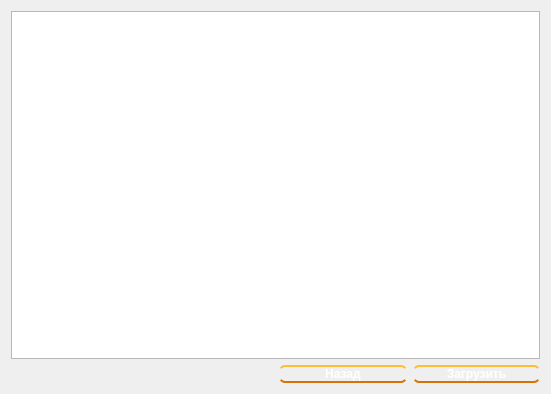
This is RGI/loadwindow.ui in Rasseki-Studios/rasseki.game as Qt 5 draws it before an edit. The edited form follows.
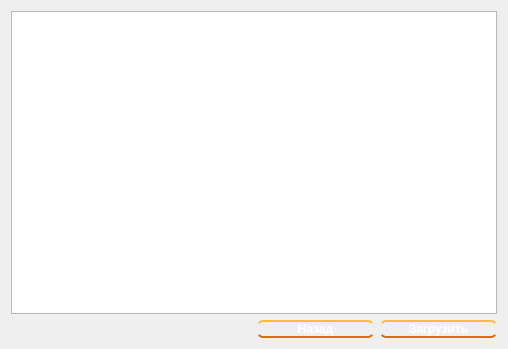
This is the edited form. Icons and pictures are not drawn.

```diff
--- a/RGI/loadwindow.ui
+++ b/RGI/loadwindow.ui
@@ -6,8 +6,8 @@
    <rect>
     <x>0</x>
     <y>0</y>
-    <width>551</width>
-    <height>394</height>
+    <width>508</width>
+    <height>349</height>
    </rect>
   </property>
   <property name="windowTitle">
@@ -15,7 +15,6 @@
   </property>
   <property name="styleSheet">
    <string notr="true">QWidget {
-	color: white;
 	font-weight: bold
 }
 
@@ -37,6 +36,13 @@
 }</string>
   </property>
   <layout class="QGridLayout" name="gridLayout">
+   <item row="0" column="0" colspan="2">
+    <widget class="QListWidget" name="listWidget">
+     <property name="styleSheet">
+      <string notr="true"/>
+     </property>
+    </widget>
+   </item>
    <item row="1" column="1">
     <layout class="QHBoxLayout" name="horizontalLayout">
      <item>
```
Left out of the diff: 9 changed lines with no effect on the pictures.
